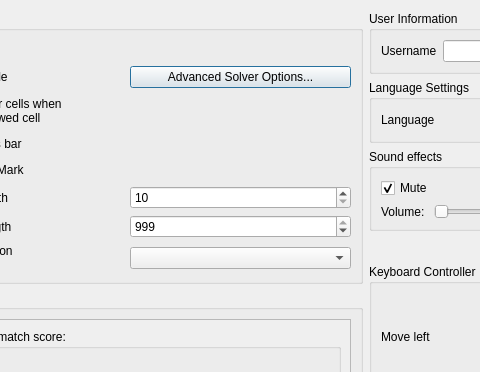
First picture: the form in src/libreminespreferencesdialog.ui, repository Bollos00/LibreMines, before the edit; both pictures show x 121 to 601 and y 0 to 372 of the 974 by 833 pixel window.
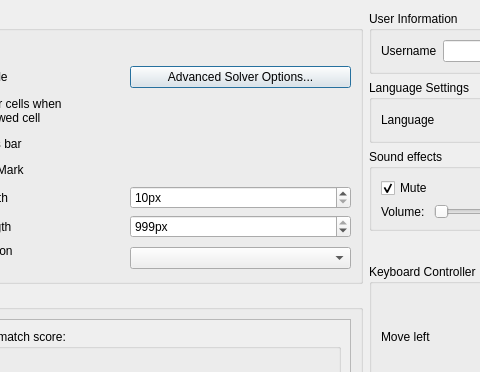
Second picture: the form after the edit. Custom widgets are drawn as their Qt base class.

```diff
--- a/src/libreminespreferencesdialog.ui
+++ b/src/libreminespreferencesdialog.ui
@@ -90,6 +90,9 @@
         </item>
         <item>
          <widget class="QSpinBox" name="sbMinimumCellLength">
+          <property name="suffix">
+           <string>px</string>
+          </property>
           <property name="minimum">
            <number>10</number>
           </property>
@@ -111,6 +114,9 @@
         </item>
         <item>
          <widget class="QSpinBox" name="sbMaximumCellLength">
+          <property name="suffix">
+           <string>px</string>
+          </property>
           <property name="minimum">
            <number>10</number>
           </property>
```
Left out of the diff: 36 changed lines with no effect on the pictures.
